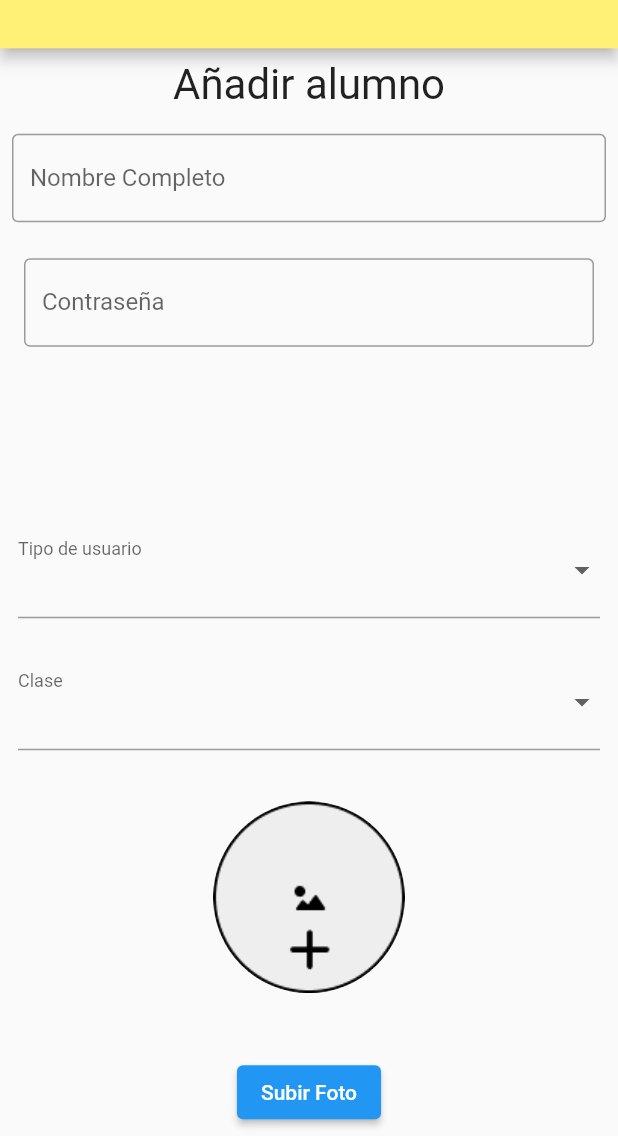
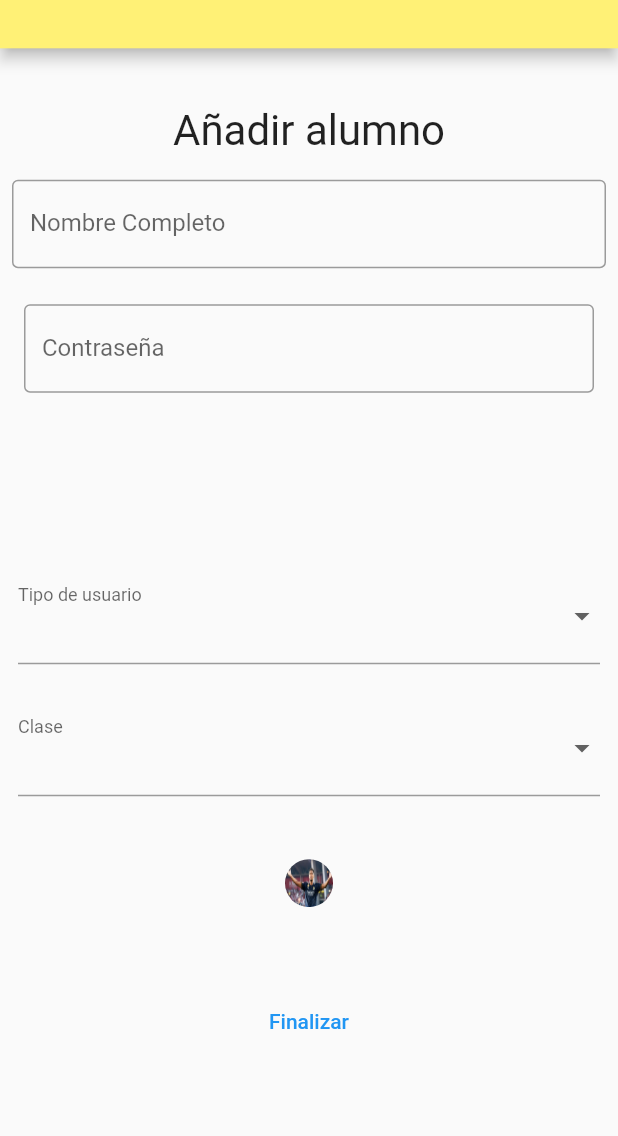
Before and after one commit to Los-Galacticos-de-Montepinar/Appcesible, a Flutter app: the screen it shows after launch, after a tap on "Añadir Alumno", on a phone screen of 412 x 824 dp, the part 100-1236 px from its top. Run offline on Flutter 3.47's test engine with Material 2 defaults, Android fonts, the phone set to English and light mode, and no system bars; our stand-ins replace flutter_screenutil, image_picker, responsive_builder, shared_preferences.

Commit message:
Mis cambios

```diff
--- a/lib/screens/formulario_usuarios.dart
+++ b/lib/screens/formulario_usuarios.dart
@@ -1,5 +1,8 @@
 import 'package:flutter/material.dart';
 import 'package:appcesible/services/user_service.dart';
+import 'package:appcesible/widgets/alert_dialog.dart';
+import 'package:appcesible/widgets/local_photo.dart';
+import 'package:appcesible/models/user_model.dart';
 
 /// Esto es una plantilla, para que sea la de añadir alumno, le pasais argumentos vacios, es decir, llamais al constructor
 /// FormularioAlumnos("","","",{},[],,"")
@@ -91,26 +94,6 @@ class FormularioAlumnosState extends State<FormularioUsuarios> {
     );
   }
 
-  void _showAlertDialog(String text, BuildContext context) {
-    showDialog(
-      context: context,
-      builder: (BuildContext context) {
-          return AlertDialog(
-          title: const Text("Alerta"),
-          content: Text(text),
-          actions: <Widget>[
-            ElevatedButton(
-              child: const Text("CERRAR", style: TextStyle(color: Colors.white),),
-              onPressed: (){ Navigator.of(context).pop(); },
-            )
-          ],
-        );
-      }
-    );
-  }
-
-
-
   Widget contentW(BuildContext context){
     return Column(
       children: [ Padding(
@@ -159,6 +142,11 @@ class FormularioAlumnosState extends State<FormularioUsuarios> {
 
     Function upload;
     if(firstExe){
+
+      if(widget.name.isEmpty && widget.passwd.isEmpty){
+        upload=createUser;
+      }
+
       nameController = TextEditingController(text: widget.name);
 
       passwdController = TextEditingController(text: widget.passwd);
@@ -296,43 +284,35 @@ class FormularioAlumnosState extends State<FormularioUsuarios> {
                       ),
                     ),
                   ),
-
                   Padding(
                     padding: const EdgeInsets.all(22),
-                    child: Container(
-                          decoration: BoxDecoration(
-                            shape: BoxShape.circle,
-                            image: picture
-                          ),
-                          height: 128,
-                          width: 128,
-                          child: const ClipOval(),
-                        ),
-
+                    child: UploadPicture()
                     ),
-                  Padding(
-                      padding: const EdgeInsets.all(20),
-                      child: ElevatedButton(
-                        onPressed: () => {},
-                        child: const Text("Subir Foto")
-                      ),
-                        ),
                   Padding(
                   padding: const EdgeInsets.all(22),
                   child: TextButton(
                       onPressed: ()=>{
                         if(nameController.value.text.isEmpty)
-                          _showAlertDialog("Rellene el campo nombre", context)/*
+                          dialogBuilder(context,"Rellene el campo nombre")
                         else if(passwdController.value.text.isEmpty)
-                          _showAlertDialog("Rellene el campo contraseña")
-                        else if(choosedTypes.isEmpty)
-                          _showAlertDialog("Rellene el campo contenidos")
+                          dialogBuilder(context,"Rellene el campo contraseña")
+                        else if(userTypes[userT]=="")
+                          dialogBuilder(context,"Rellene el campo tipo usuario")
+                        else if((choosedTypes.isEmpty && userTypes[userT]=="Estudiante"))
+                          dialogBuilder(context,"Rellene el campo contenidos")
                         else if(classes[classIndex]=='')
-                          _showAlertDialog("Rellene el campo clase")
+                          dialogBuilder(context,"Rellene el campo clase")
                         else if((picture.image as AssetImage).assetName=='assets/images/addPicture.png')
-                          _showAlertDialog("Rellene el campo foto")*/
-                        //else
-                          //upload()
+                          dialogBuilder(context,"Rellene el campo foto")
+                        else{
+                          upload(
+                            UserModel(id: id,
+                                      userName: userName,
+                                      idProfileImg: idProfileImg,
+                                      userType: userType,
+                                      idClass: idClass,
+                                      age: age))
+                        }
                       },
                       child: const Text("Finalizar")
                     )
--- /dev/null
+++ b/lib/widgets/alert_dialog.dart
@@ -0,0 +1,19 @@
+import 'package:flutter/material.dart';
+
+Future<void> dialogBuilder(BuildContext context, String text) {
+    return showDialog<void>(
+      context: context,
+      builder: (BuildContext context) {
+          return AlertDialog(
+          title: const Text("Alerta"),
+          content: Text(text),
+          actions: <Widget>[
+            ElevatedButton(
+              child: const Text("CERRAR", style: TextStyle(color: Colors.black),),
+              onPressed: (){ Navigator.of(context).pop(); },
+            )
+          ],
+        );
+      }
+    );
+  }
--- /dev/null
+++ b/lib/widgets/local_photo.dart
@@ -0,0 +1,64 @@
+import 'package:flutter/material.dart';
+import 'package:image_picker/image_picker.dart';
+import 'package:appcesible/widgets/alert_dialog.dart';
+import 'dart:io';
+
+
+class UploadPicture extends StatefulWidget{
+  const UploadPicture({super.key});
+
+  @override
+  UploadPictureState createState() => UploadPictureState();
+}
+
+class UploadPictureState extends State<UploadPicture>{
+
+  late XFile? imageFile;
+  Image photo=Image.asset("assets/images/bellingol.jpg", fit: BoxFit.fill);
+
+  Image getPhoto(){
+    return photo;
+  }
+
+Future<void> pickImage() async {
+    final ImagePicker picker = ImagePicker();
+    try {
+      XFile? image = await picker.pickImage(source: ImageSource.gallery);
+      setState(() {
+        imageFile = image;
+      });
+    } catch (e) {
+      throw Exception(e);
+    }
+  }
+
+  @override
+  Widget build(BuildContext context){
+    return IconButton(
+      iconSize: 20,
+      icon: Container(
+        decoration: BoxDecoration(
+            shape: BoxShape.circle,
+            image: DecorationImage(image: photo.image, fit: BoxFit.fill)
+          ),
+          height: 192,
+          width: 192,
+          child: const ClipOval(),
+      ),
+      onPressed: ()=>{
+        pickImage().then((value) => {
+          imageFile == null
+                ? {}
+                : {
+                  photo=Image.file(File(imageFile!.path)),
+                    setState(()=>{})
+                  }
+        }),
+        },
+      style: ButtonStyle(
+        shape: MaterialStateProperty.all<CircleBorder>(CircleBorder()),
+      ),
+    );
+  }
+
+}
--- a/pubspec.yaml
+++ b/pubspec.yaml
@@ -15,6 +15,9 @@ dependencies:
   responsive_builder:
   shared_preferences: ^2.2.2
   fluttertoast: ^8.0.7
+  path_provider: ^2.0.2
+  path: ^1.8.0
+  image_picker: ^1.0.4
 
 dev_dependencies:
   flutter_test:
```
